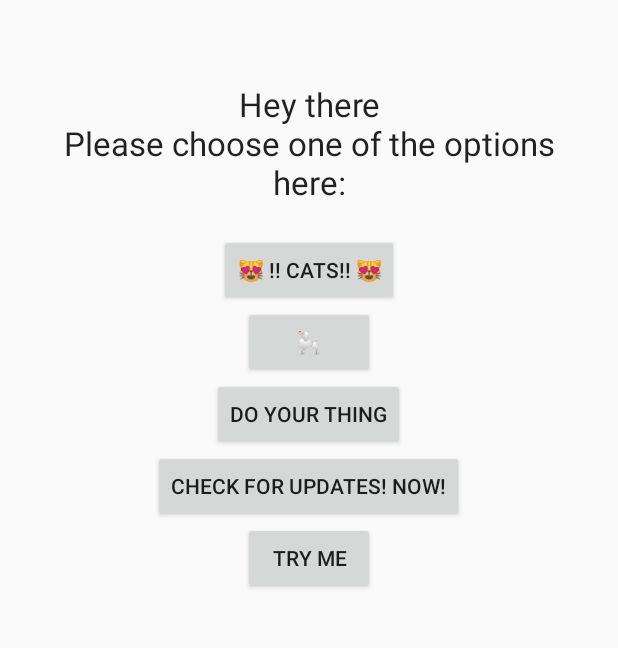
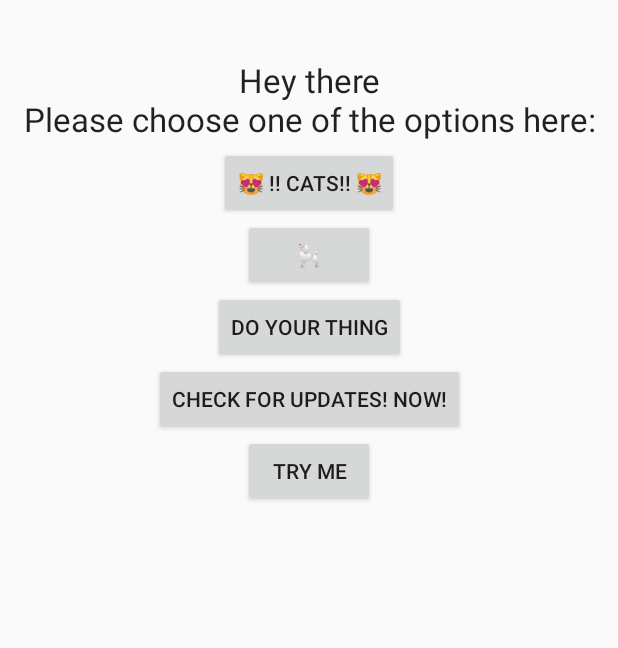
Before and after one commit to gdg-berlin-android/ZeThree, an Android app built with Jetpack Compose: the screen it shows after launch (MainActivity), on a phone screen of 412 x 824 dp, the part 56-704 px from its top. Run offline under Robolectric (Android 15) with nearby library versions, the phone set to English and light mode, and no system bars; 1 statement that could not run was skipped.

Commit message:
Recontextualize things and stuffs

```diff
--- a/app/src/main/res/layout/main_activity.xml
+++ b/app/src/main/res/layout/main_activity.xml
@@ -1,19 +1,18 @@
 <?xml version="1.0" encoding="utf-8"?>
-<FrameLayout xmlns:android="http://schemas.android.com/apk/res/android"
-    android:layout_width="fill_parent"
-    android:layout_height="fill_parent"
+
+<androidx.constraintlayout.widget.ConstraintLayout xmlns:android="http://schemas.android.com/apk/res/android"
+    xmlns:app="http://schemas.android.com/apk/res-auto"
     android:id="@+id/main_root"
-    >
+    android:layout_width="match_parent"
+    android:layout_height="match_parent">
 
-    <LinearLayout
-        android:layout_width="fill_parent"
-        android:layout_height="fill_parent"
-        android:orientation="vertical"
-        >
     <Toolbar
-            android:layout_width="fill_parent"
+        android:id="@+id/toolbar"
+        android:layout_width="0dp"
         android:layout_height="wrap_content"
-            >
+        app:layout_constraintEnd_toEndOf="parent"
+        app:layout_constraintStart_toStartOf="parent"
+        app:layout_constraintTop_toTopOf="parent">
 
         <TextView
             android:layout_width="wrap_content"
@@ -22,30 +21,35 @@
     </Toolbar>
 
     <ScrollView
-            android:paddingTop="16dp"
-            android:layout_width="fill_parent"
-            android:layout_height="fill_parent">
-
-            <LinearLayout
-                android:layout_width="fill_parent"
-                android:layout_height="fill_parent"
-                android:gravity="center_horizontal"
-                android:orientation="vertical">
-
-                <RelativeLayout
-                    android:layout_width="fill_parent"
-                    android:layout_height="wrap_content"
-                    android:gravity="center">
+        android:layout_width="match_parent"
+        android:layout_height="match_parent"
+        app:layout_constraintEnd_toEndOf="parent"
+        app:layout_constraintStart_toStartOf="parent"
+        app:layout_constraintTop_toBottomOf="@+id/toolbar" />
 
     <TextView
+        android:id="@+id/textSelection"
         style="@android:style/TextAppearance.DeviceDefault.Large"
         android:layout_width="wrap_content"
         android:layout_height="wrap_content"
         android:layout_margin="16dp"
         android:gravity="center"
         android:padding="4dp"
-                        android:text="Hey there\nPlease choose one of the options here:" />
-                </RelativeLayout>
+        android:text="Hey there\nPlease choose one of the options here:"
+        app:layout_constraintEnd_toEndOf="parent"
+        app:layout_constraintStart_toStartOf="parent"
+        app:layout_constraintTop_toBottomOf="@+id/toolbar" />
+
+    <androidx.constraintlayout.helper.widget.Flow
+        android:layout_width="match_parent"
+        android:layout_height="0dp"
+        app:constraint_referenced_ids="main_cat_button,main_not_cat_button,do_your_thing_button,check_for_updates_button,try_me_button"
+        app:flow_horizontalStyle="spread"
+        app:flow_maxElementsWrap="1"
+        app:flow_wrapMode="chain"
+        app:layout_constraintEnd_toEndOf="parent"
+        app:layout_constraintStart_toStartOf="parent"
+        app:layout_constraintTop_toBottomOf="@id/textSelection" />
 
     <Button
         android:id="@+id/main_cat_button"
@@ -62,22 +66,25 @@
         android:text="🐩" />
 
     <Button
+        android:id="@+id/do_your_thing_button"
         android:layout_width="wrap_content"
         android:layout_height="wrap_content"
         android:onClick="doYourThingClicked"
         android:text="Do your thing" />
 
     <Button
+        android:id="@+id/check_for_updates_button"
         android:layout_width="wrap_content"
         android:layout_height="wrap_content"
         android:onClick="checkForUpdates"
         android:text="Check for updates! NOW!" />
+
     <Button
+        android:id="@+id/try_me_button"
         android:layout_width="wrap_content"
         android:layout_height="wrap_content"
         android:onClick="tryMeFun"
         android:text="Try Me" />
-            </LinearLayout>
-        </ScrollView>
-    </LinearLayout>
-</FrameLayout>
+
+
+</androidx.constraintlayout.widget.ConstraintLayout>
```
Lines whose indentation alone changed are shown as unchanged.
